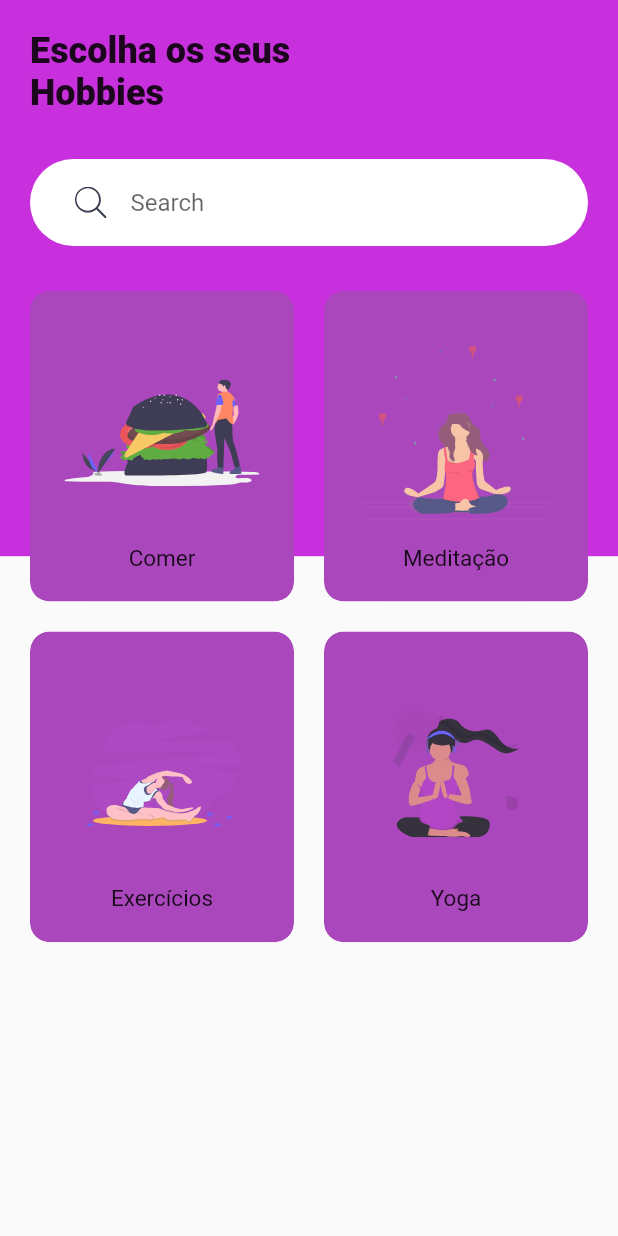
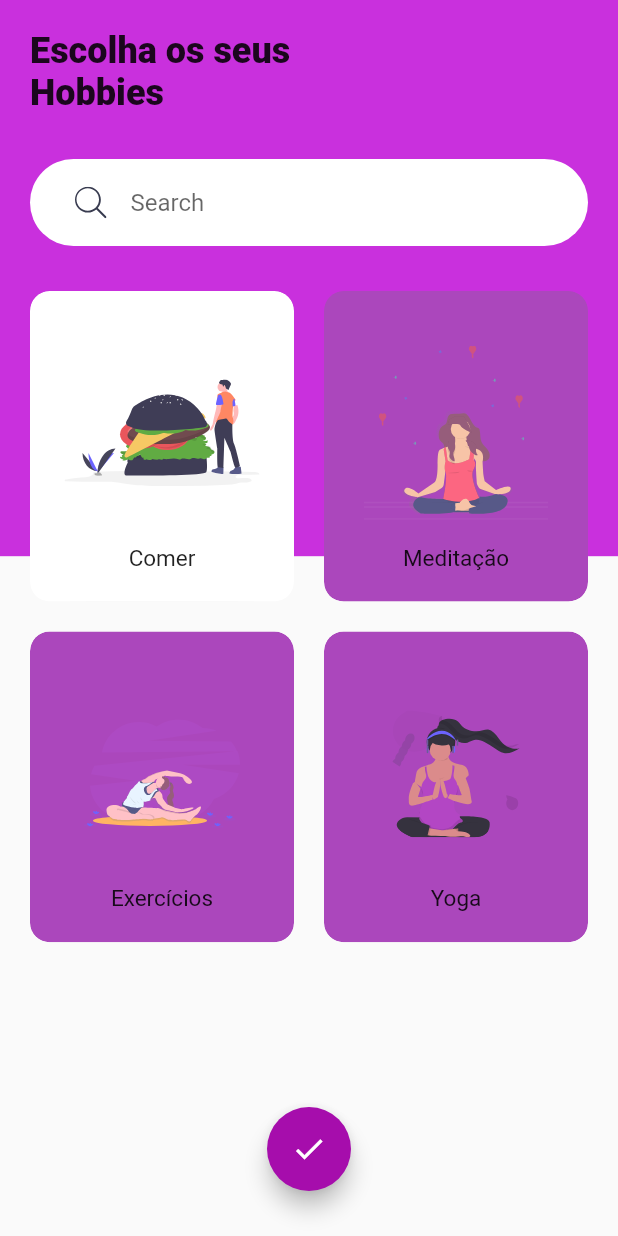
Before and after one commit to BecxAgy/Recomenda-, a Flutter app: the HobbieFormScreen screen opened by its route, after a tap on "Comer", on a phone screen of 412 x 824 dp. Run offline on Flutter 3.47's test engine with Material 2 defaults, Android fonts, the phone set to English and light mode, and no system bars; our stand-ins replace curved_navigation_bar, flutter_svg.

Commit message:
hobbie form

```diff
--- a/lib/components/hobbie_card.dart
+++ b/lib/components/hobbie_card.dart
@@ -25,8 +25,6 @@ Widget HobbieCard(String name, String svgSrc, bool isSelected, int index) {
       ),
       child: Container(
         color: Colors.transparent,
-        child: GestureDetector(
-          onTap: () {},
         child: Padding(
           padding: const EdgeInsets.all(20.0),
           child: Column(
@@ -44,6 +42,5 @@ Widget HobbieCard(String name, String svgSrc, bool isSelected, int index) {
         ),
       ),
     ),
-    ),
   );
 }
--- a/lib/screens/hobbies_form_screen.dart
+++ b/lib/screens/hobbies_form_screen.dart
@@ -6,10 +6,17 @@ import '../components/hobbie_card.dart';
 import '../components/search_bar.dart';
 import '../models/hobbies_list.dart';
 
-class HobbieFormScreen extends StatelessWidget {
+class HobbieFormScreen extends StatefulWidget {
+  @override
+  State<HobbieFormScreen> createState() => _HobbieFormScreenState();
+}
+
+class _HobbieFormScreenState extends State<HobbieFormScreen> {
   @override
   Widget build(BuildContext context) {
     final hobbies = Provider.of<HobbiesList>(context, listen: false).hobbies;
+    final selectedHobbies =
+        Provider.of<HobbiesList>(context, listen: false).selectedHobbies;
     var size = MediaQuery.of(context)
         .size; //this gonna give us total height and with of our device
     return Scaffold(
@@ -44,14 +51,52 @@ class HobbieFormScreen extends StatelessWidget {
                         itemCount: hobbies.length,
                         itemBuilder: (BuildContext context, int index) {
                           // return item
-                          return HobbieCard(
-                            hobbies[index].name,
-                            hobbies[index].svgSrc,
-                            hobbies[index].isSelected,
-                            index,
+                          return GestureDetector(
+                            onTap: () {
+                              setState(() {
+                                hobbies[index].isSelected =
+                                    !hobbies[index].isSelected;
+                                if (hobbies[index].isSelected == true) {
+                                  selectedHobbies.add(hobbies[index]);
+                                } else if (hobbies[index].isSelected == false) {
+                                  selectedHobbies.removeWhere((element) =>
+                                      element.name == hobbies[index].name);
+                                }
+                              });
+
+                              print(selectedHobbies);
+                            },
+                            child: HobbieCard(
+                              hobbies[index].name,
+                              hobbies[index].svgSrc,
+                              hobbies[index].isSelected,
+                              index,
+                            ),
                           );
                         }),
                   ),
+                  selectedHobbies.length > 0
+                      ? Padding(
+                          padding: const EdgeInsets.symmetric(
+                            horizontal: 25,
+                            vertical: 10,
+                          ),
+                          child: Center(
+                            child: FloatingActionButton(
+                              backgroundColor:
+                                  Color.fromARGB(255, 166, 13, 172),
+                              child: Icon(Icons.check),
+                              onPressed: () {
+                                Provider.of<HobbiesList>(context, listen: false)
+                                    .addHobbies()
+                                    .then((value) {
+                                  Navigator.of(context).pop();
+                                });
+                              },
+                            ),
+                          ),
+                        )
+                      : Container(),
                 ],
               ),
             ),
```
Also changed, not shown: lib/models/hobbies_list.dart (+19 -1 lines). Lines whose indentation alone changed are shown as unchanged.
